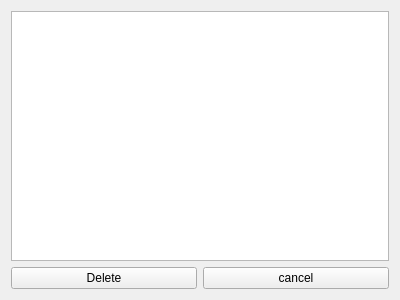
Qt form MyProj/deletehost.ui (shahabbadihi/airport_managementt) before a commit.
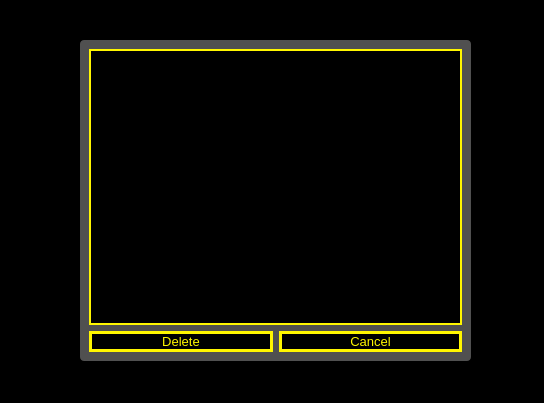
The same form after that commit.

Diff of the .ui file:
```diff
--- a/MyProj/deletehost.ui
+++ b/MyProj/deletehost.ui
@@ -6,14 +6,95 @@
    <rect>
     <x>0</x>
     <y>0</y>
-    <width>400</width>
-    <height>300</height>
+    <width>544</width>
+    <height>403</height>
    </rect>
   </property>
   <property name="windowTitle">
    <string>Form</string>
   </property>
-  <layout class="QVBoxLayout" name="verticalLayout">
+  <property name="styleSheet">
+   <string notr="true">* {
+	font-size: 10pt;
+}
+
+#deleteHost {
+	
+	background-color: rgb(0, 0, 0);
+}
+
+
+QPushButton {
+	background-color: rgb(0, 0, 0);
+	color: rgb(255, 246, 0);
+	border: 3px solid #fff600;
+}
+
+QPushButton:hover {
+	background-color: #fff600;
+	color: black;
+}
+
+QListView {
+    background-color: black;
+	border: 2px solid #fff600; 
+}
+
+QListView {
+    show-decoration-selected: 1; /* make the selection span the entire width of the view */
+}
+
+QListView::item {
+	color: #fff600;
+	border-bottom: 1px solid #fff600;
+}
+
+QListView::item:alternate {
+    background: #EEEEEE;
+}
+
+QListView::item:selected {
+    border: 1px solid #fff600;
+}
+
+QListView::item:selected:!active {
+    background: qlineargradient(x1: 0, y1: 0, x2: 0, y2: 1,
+                                stop: 0 #ABAFE5, stop: 1 #8588B2);
+}
+
+QListView::item:selected:active {
+    background: #fff600;
+	color: black;
+}
+
+QListView::item:hover {
+    background: qlineargradient(spread:pad, x1:0, y1:0, x2:1, y2:1, stop:0.181818 rgba(255, 255, 0, 255), stop:0.857955 rgba(0, 0, 0, 255));
+	color: black;
+}
+
+#frame {
+	
+	background-color: rgb(255, 255, 255, 80);
+	border-radius: 4px;
+}
+</string>
+  </property>
+  <widget class="QFrame" name="frame">
+   <property name="geometry">
+    <rect>
+     <x>80</x>
+     <y>40</y>
+     <width>391</width>
+     <height>321</height>
+    </rect>
+   </property>
+   <property name="frameShape">
+    <enum>QFrame::StyledPanel</enum>
+   </property>
+   <property name="frameShadow">
+    <enum>QFrame::Raised</enum>
+   </property>
+   <layout class="QVBoxLayout" name="verticalLayout_2">
    <item>
     <widget class="QListView" name="listView"/>
    </item>
@@ -29,13 +110,14 @@
      <item>
       <widget class="QPushButton" name="pushButton_2">
        <property name="text">
-        <string>cancel</string>
+         <string>Cancel</string>
        </property>
       </widget>
      </item>
     </layout>
    </item>
   </layout>
+  </widget>
  </widget>
  <resources/>
  <connections/>
```
Lines whose indentation alone changed are shown as unchanged.
